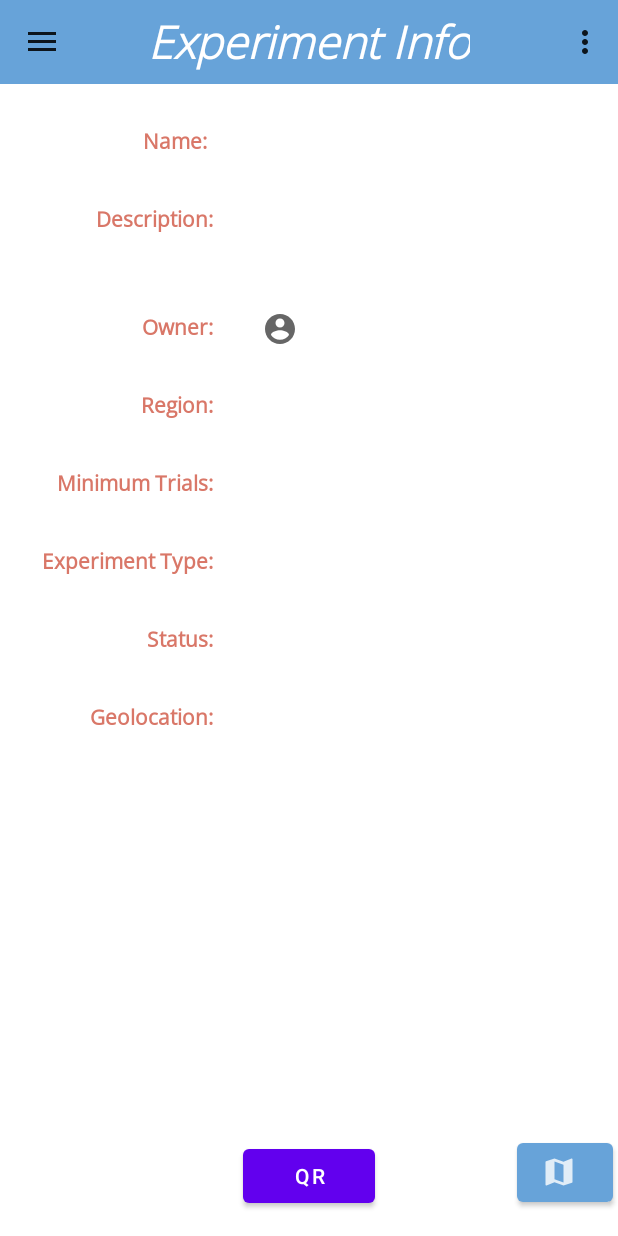
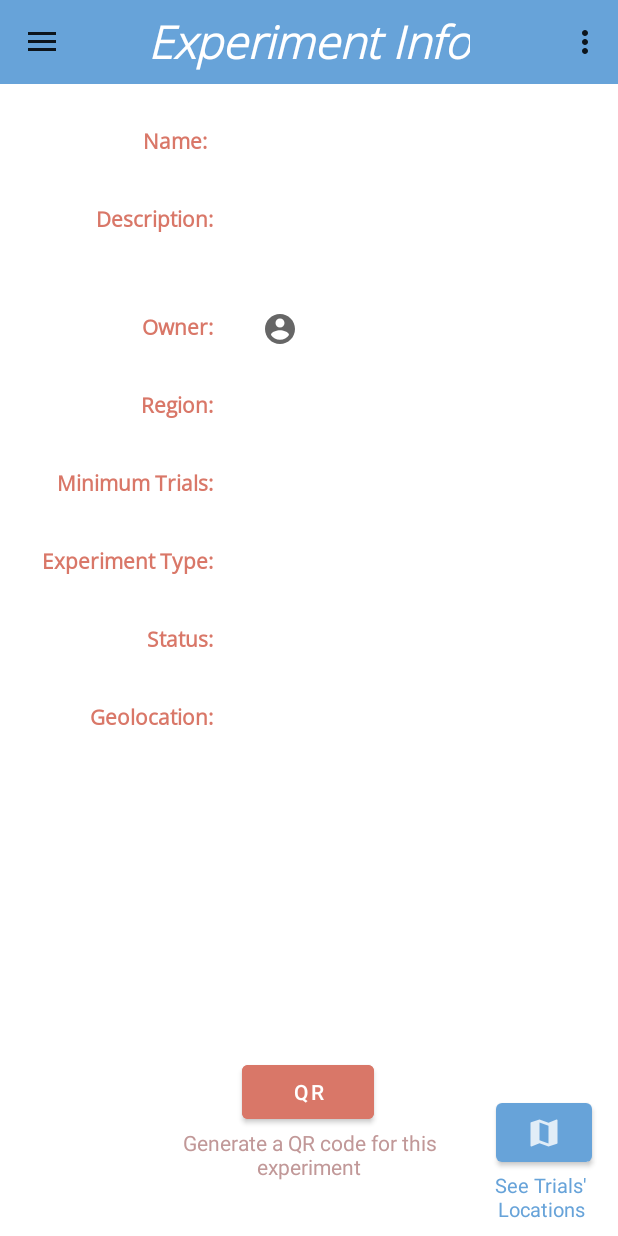
Before and after one commit to CMPUT301W21T36/PhenoCount, an Android app: the DisplayExperimentActivity screen opened directly, with no data from a screen before it, on a phone screen of 412 x 824 dp. Run offline under Robolectric (Android 15) with nearby library versions, the phone set to English and light mode, and no system bars; our stand-ins replace Firebase (no records; nobody signed in at launch, a user with empty details on screens opened directly); libraries missing offline, so code that uses them is left out: androidmads.library.qrgenearator; 12 statements that could not run were skipped.

Commit message:
more UI changes + modify button in search

```diff
--- a/code/pheno_count/app/src/main/res/layout/activity_experiment_display.xml
+++ b/code/pheno_count/app/src/main/res/layout/activity_experiment_display.xml
@@ -315,7 +315,6 @@
             android:id="@+id/camerabtn"
             android:layout_width="60dp"
             android:layout_height="wrap_content"
-            android:padding="8dp"
             android:textColor="@color/purple_700"
             android:textSize="14dp"
             android:visibility="gone"
@@ -323,45 +322,80 @@
             app:icon="@drawable/ic_camera"
             app:layout_constraintBottom_toBottomOf="parent"
             app:layout_constraintEnd_toEndOf="@+id/mapsBtn"
-            app:layout_constraintHorizontal_bias="0.049"
+            app:layout_constraintHorizontal_bias="0.047"
             app:layout_constraintStart_toStartOf="parent"
             app:layout_constraintTop_toTopOf="parent"
-            app:layout_constraintVertical_bias="0.978" />
+            app:layout_constraintVertical_bias="0.939" />
 
         <Button
             android:id="@+id/mapsBtn"
             android:layout_width="64dp"
             android:layout_height="51dp"
+            android:padding="20dp"
             app:backgroundTint="#67a3d9"
             app:icon="@drawable/ic_map"
             app:layout_constraintBottom_toBottomOf="parent"
             app:layout_constraintEnd_toEndOf="parent"
-            app:layout_constraintHorizontal_bias="0.99"
+            app:layout_constraintHorizontal_bias="0.951"
             app:layout_constraintStart_toStartOf="@+id/toolbar"
             app:layout_constraintTop_toTopOf="parent"
-            app:layout_constraintVertical_bias="0.978" />
+            app:layout_constraintVertical_bias="0.944" />
 
         <Button
             android:id="@+id/qrButton"
             android:layout_width="wrap_content"
             android:layout_height="wrap_content"
-            android:layout_marginBottom="16dp"
+            android:layout_marginBottom="72dp"
+            android:backgroundTint="#D97768"
             android:text="QR"
             app:layout_constraintBottom_toBottomOf="parent"
             app:layout_constraintEnd_toEndOf="parent"
+            app:layout_constraintHorizontal_bias="0.498"
             app:layout_constraintStart_toStartOf="parent" />
 
         <ImageView
             android:id="@+id/qrPicture"
             android:layout_width="wrap_content"
             android:layout_height="wrap_content"
-            android:layout_marginBottom="60dp"
+            android:layout_marginBottom="100dp"
             android:visibility="gone"
             app:layout_constraintBottom_toBottomOf="parent"
             app:layout_constraintEnd_toEndOf="parent"
             app:layout_constraintStart_toStartOf="parent"
             app:srcCompat="@drawable/count" />
 
+        <TextView
+            android:id="@+id/qr_descp"
+            android:layout_width="189dp"
+            android:layout_height="43dp"
+            android:layout_marginTop="4dp"
+            android:layout_marginBottom="48dp"
+            android:text="Generate a QR code for this experiment"
+            android:textAlignment="center"
+            android:textColor="#C19898"
+            app:layout_constraintBottom_toBottomOf="parent"
+            app:layout_constraintEnd_toEndOf="parent"
+            app:layout_constraintStart_toStartOf="parent"
+            app:layout_constraintTop_toBottomOf="@+id/qrButton"
+            app:layout_constraintVertical_bias="0.173" />
+
+        <TextView
+            android:id="@+id/mapTitle"
+            android:layout_width="71dp"
+            android:layout_height="36dp"
+            android:layout_marginBottom="2dp"
+            android:text="See Trials' Locations"
+            android:textAlignment="center"
+            android:textColor="#67a3d9"
+            android:textSize="13dp"
+            app:layout_constraintBottom_toBottomOf="parent"
+            app:layout_constraintEnd_toEndOf="parent"
+            app:layout_constraintHorizontal_bias="0.955"
+            app:layout_constraintStart_toStartOf="parent"
+            app:layout_constraintTop_toBottomOf="@+id/mapsBtn"
+            app:layout_constraintVertical_bias="0.0" />
+
+
     </androidx.constraintlayout.widget.ConstraintLayout>
 
 </androidx.drawerlayout.widget.DrawerLayout>
--- a/code/pheno_count/app/src/main/res/layout/activity_profile.xml
+++ b/code/pheno_count/app/src/main/res/layout/activity_profile.xml
@@ -87,7 +87,7 @@
             android:layout_height="wrap_content"
             android:layout_alignParentTop="true"
             android:layout_centerHorizontal="true"
-
+            android:textSize="20dp"
             android:layout_marginStart="100dp"
             android:layout_marginTop="16dp"
             android:layout_marginEnd="100dp"
@@ -109,6 +109,7 @@
             android:layout_marginTop="28dp"
             android:layout_marginEnd="100dp"
             android:text="Contact Information:"
+            android:textSize="17dp"
             app:layout_constraintEnd_toEndOf="parent"
             app:layout_constraintHorizontal_bias="0.53"
             app:layout_constraintStart_toStartOf="parent"
@@ -125,6 +126,7 @@
             android:layout_marginEnd="100dp"
             android:text="Display Username"
             android:textColor="#333"
+            android:textSize="20dp"
             app:layout_constraintEnd_toEndOf="parent"
             app:layout_constraintHorizontal_bias="0.52"
             app:layout_constraintStart_toStartOf="parent"
@@ -139,6 +141,7 @@
             android:layout_marginTop="100dp"
             android:layout_marginEnd="100dp"
             android:text="Edit Profile"
+            android:backgroundTint="#67a3d9"
             app:layout_constraintEnd_toEndOf="parent"
             app:layout_constraintStart_toStartOf="parent"
             app:layout_constraintTop_toBottomOf="@+id/contactTextView" />
@@ -154,6 +157,7 @@
             android:layout_marginTop="180dp"
             android:layout_marginEnd="100dp"
             android:text="Display name:"
+            android:textSize="17dp"
             app:layout_constraintEnd_toEndOf="parent"
             app:layout_constraintHorizontal_bias="0.512"
             app:layout_constraintStart_toStartOf="parent"
--- a/code/pheno_count/app/src/main/res/layout/activity_searching.xml
+++ b/code/pheno_count/app/src/main/res/layout/activity_searching.xml
@@ -67,11 +67,19 @@
 
             </androidx.appcompat.widget.Toolbar>
 
-            <Button
+            <com.google.android.material.floatingactionbutton.ExtendedFloatingActionButton
                 android:id="@+id/button"
                 android:layout_width="wrap_content"
                 android:layout_height="wrap_content"
-                android:text="Button" />
+                android:layout_alignParentEnd="true"
+                android:layout_alignParentBottom="true"
+                android:layout_marginEnd="3dp"
+                android:layout_marginBottom="676dp"
+                android:backgroundTint="#67a3d9"
+                android:text="Search with QR"
+                android:textAlignment="center"
+                android:textSize="10dp"
+                />
 
         </RelativeLayout>
 
```
